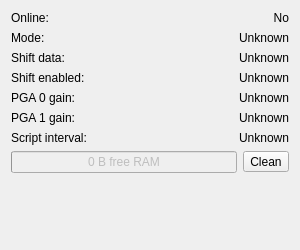
Kuszki/AVR-Monitor, file interface/systemwidget.ui: the form before one commit.
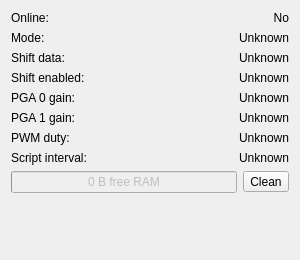
The form after the commit. Icons and pictures are not drawn.

Patch:
```diff
--- a/interface/systemwidget.ui
+++ b/interface/systemwidget.ui
@@ -7,16 +7,13 @@
     <x>0</x>
     <y>0</y>
     <width>300</width>
-    <height>250</height>
+    <height>260</height>
    </rect>
   </property>
   <property name="windowTitle">
    <string>System</string>
   </property>
-  <layout class="QFormLayout" name="mainLayout">
-   <property name="fieldGrowthPolicy">
-    <enum>QFormLayout::AllNonFixedFieldsGrow</enum>
-   </property>
+  <layout class="QFormLayout" name="formLayout">
    <item row="0" column="0">
     <widget class="QLabel" name="labelOnline">
      <property name="text">
@@ -90,13 +87,30 @@
     </widget>
    </item>
    <item row="6" column="0">
+    <widget class="QLabel" name="labelDuty">
+     <property name="text">
+      <string>PWM duty:</string>
+     </property>
+    </widget>
+   </item>
+   <item row="6" column="1">
+    <widget class="QLabel" name="Duty">
+     <property name="text">
+      <string>Unknown</string>
+     </property>
+     <property name="alignment">
+      <set>Qt::AlignRight|Qt::AlignTrailing|Qt::AlignVCenter</set>
+     </property>
+    </widget>
+   </item>
+   <item row="7" column="0">
     <widget class="QLabel" name="labelInterval">
      <property name="text">
       <string>Script interval:</string>
      </property>
     </widget>
    </item>
-   <item row="6" column="1">
+   <item row="7" column="1">
     <widget class="QLabel" name="Interval">
      <property name="text">
       <string>Unknown</string>
@@ -106,7 +120,7 @@
      </property>
     </widget>
    </item>
-   <item row="7" column="0" colspan="2">
+   <item row="8" column="0" colspan="2">
     <layout class="QHBoxLayout" name="horizontalLayout">
      <item>
       <widget class="QProgressBar" name="FreeRam">
```
Left out of the diff: 63 changed lines with no effect on the pictures.
